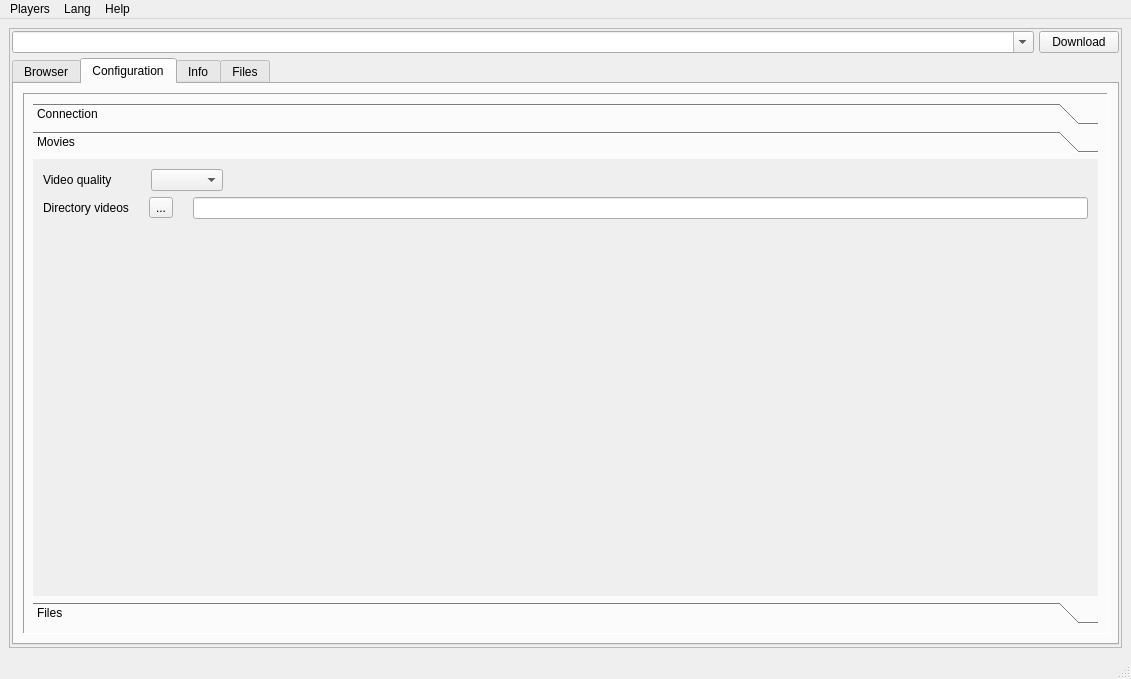
Old version of the form main/app/win/mainLayout.ui in the repository marcosvicente/BaixeAssista.
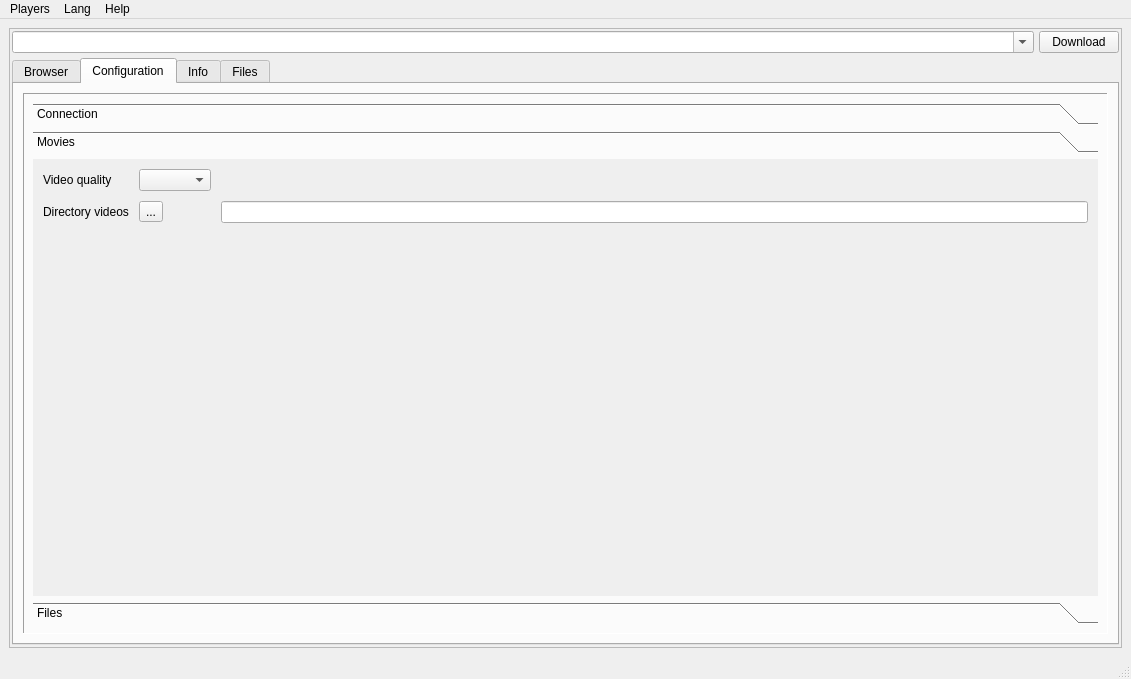
New version of the form. The open tabs and pages were chosen to show the change. Icons and pictures are not drawn.

Commit message: atualizando layouts.

The edit to the form file:
```diff
--- a/main/app/win/mainLayout.ui
+++ b/main/app/win/mainLayout.ui
@@ -415,8 +415,8 @@
                     <rect>
                      <x>0</x>
                      <y>0</y>
-                     <width>246</width>
-                     <height>82</height>
+                     <width>1049</width>
+                     <height>377</height>
                     </rect>
                    </property>
                    <attribute name="icon">
@@ -426,26 +426,47 @@
                    <attribute name="label">
                     <string>Movies</string>
                    </attribute>
-                   <layout class="QVBoxLayout" name="verticalLayout_9" stretch="0,0,0">
+                   <layout class="QVBoxLayout" name="verticalLayout_9" stretch="0,0">
                     <property name="margin">
                      <number>10</number>
                     </property>
                     <item>
-                     <layout class="QHBoxLayout" name="horizontalLayout_10" stretch="0,1,3">
+                     <layout class="QGridLayout" name="gridLayout_6">
                       <property name="spacing">
-                       <number>39</number>
+                       <number>10</number>
                       </property>
-                      <property name="topMargin">
-                       <number>0</number>
-                      </property>
-                      <item>
+                      <item row="1" column="1">
+                       <widget class="QToolButton" name="btnToolDir">
+                        <property name="text">
+                         <string>...</string>
+                        </property>
+                        <property name="checkable">
+                         <bool>false</bool>
+                        </property>
+                       </widget>
+                      </item>
+                      <item row="1" column="2">
+                       <widget class="QLineEdit" name="videoDir">
+                        <property name="readOnly">
+                         <bool>true</bool>
+                        </property>
+                       </widget>
+                      </item>
+                      <item row="1" column="0">
+                       <widget class="QLabel" name="label_7">
+                        <property name="text">
+                         <string>Directory videos</string>
+                        </property>
+                       </widget>
+                      </item>
+                      <item row="0" column="0">
                        <widget class="QLabel" name="label_6">
                         <property name="text">
                          <string>Video quality</string>
                         </property>
                        </widget>
                       </item>
-                      <item>
+                      <item row="0" column="1">
                        <widget class="QComboBox" name="videoQuality">
                         <property name="sizePolicy">
                          <sizepolicy hsizetype="Fixed" vsizetype="Fixed">
@@ -464,50 +485,6 @@
                         </property>
                        </widget>
                       </item>
-                      <item>
-                       <spacer name="horizontalSpacer_2">
-                        <property name="orientation">
-                         <enum>Qt::Horizontal</enum>
-                        </property>
-                        <property name="sizeHint" stdset="0">
-                         <size>
-                          <width>40</width>
-                          <height>20</height>
-                         </size>
-                        </property>
-                       </spacer>
-                      </item>
-                     </layout>
-                    </item>
-                    <item>
-                     <layout class="QHBoxLayout" name="horizontalLayout_11">
-                      <property name="spacing">
-                       <number>20</number>
-                      </property>
-                      <item>
-                       <widget class="QLabel" name="label_7">
-                        <property name="text">
-                         <string>Directory videos</string>
-                        </property>
-                       </widget>
-                      </item>
-                      <item>
-                       <widget class="QToolButton" name="btnToolDir">
-                        <property name="text">
-                         <string>...</string>
-                        </property>
-                        <property name="checkable">
-                         <bool>false</bool>
-                        </property>
-                       </widget>
-                      </item>
-                      <item>
-                       <widget class="QLineEdit" name="videoDir">
-                        <property name="readOnly">
-                         <bool>true</bool>
-                        </property>
-                       </widget>
-                      </item>
                      </layout>
                     </item>
                     <item>
```
Left out of the diff: 11 changed lines with no effect on the pictures. The commit also changes 2 other files.
